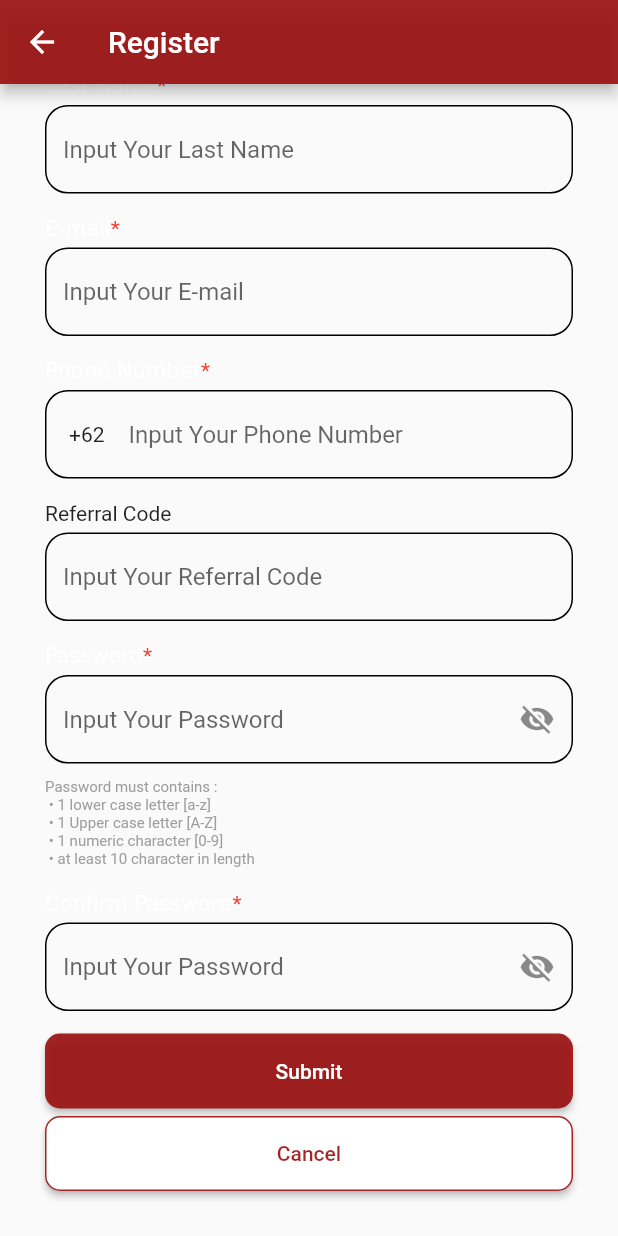
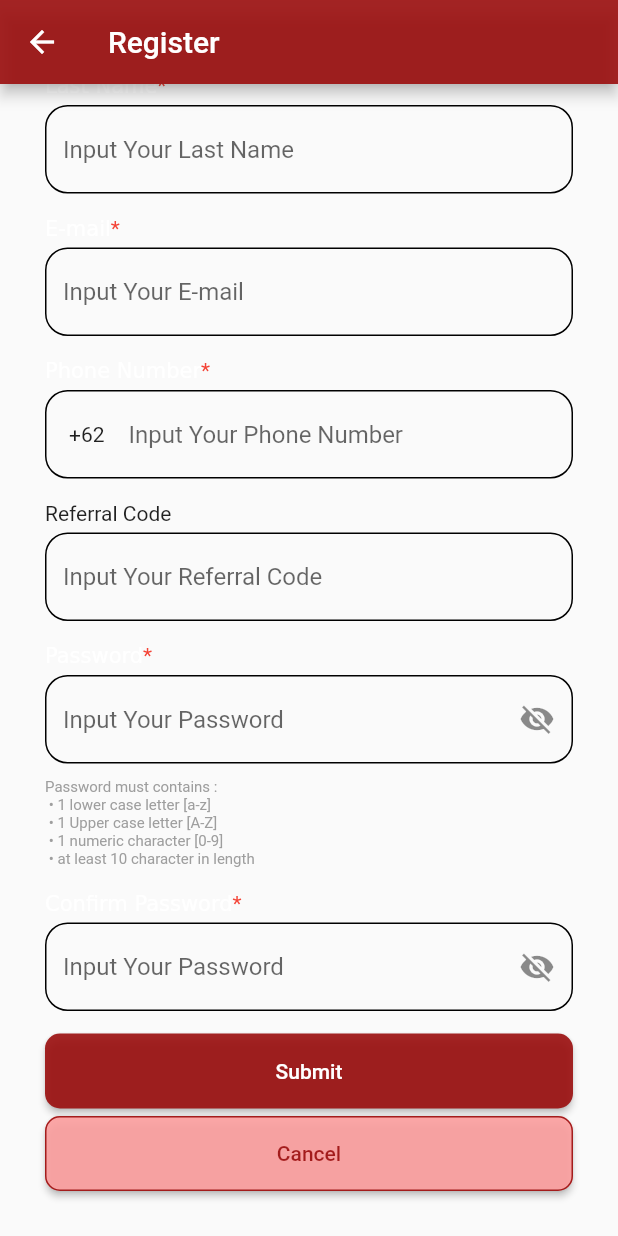
Before and after one commit to facto05/project_simple, a Flutter app: the RegisterScreen screen opened directly, scrolled down 166 dp, on a phone screen of 412 x 824 dp. Run offline on Flutter 3.47's test engine with Material 2 defaults, Android fonts, the phone set to English and light mode, and no system bars; our stand-ins replace flutter_svg; project files that could hold a hidden picture were left out.

Commit message:
complete register screen

```diff
--- a/lib/register_screen.dart
+++ b/lib/register_screen.dart
@@ -303,7 +303,7 @@ class _RegisterScreenState extends State<RegisterScreen> {
                           width: 1, color: Color.fromARGB(232, 155, 15, 15)),
                       shape: RoundedRectangleBorder(
                           borderRadius: BorderRadius.circular(10)),
-                      primary: Colors.white,
+                      primary: const Color.fromARGB(232, 252, 159, 159),
                       minimumSize: const Size.fromHeight(50)),
                   child: const Text(
                     "Cancel",
```
